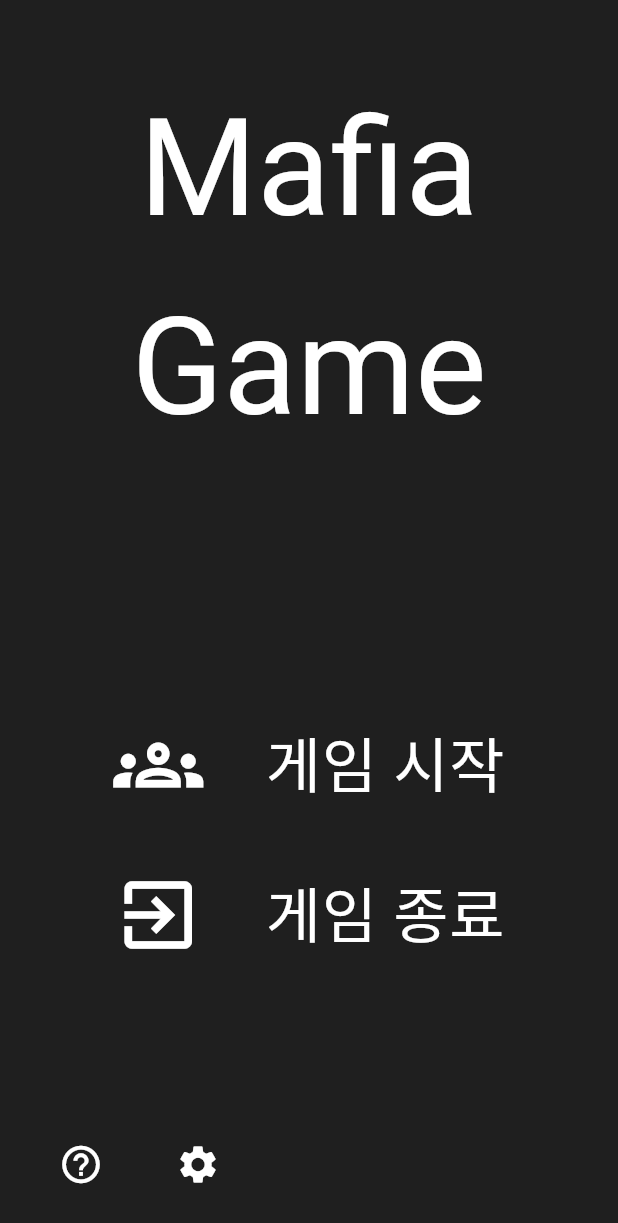
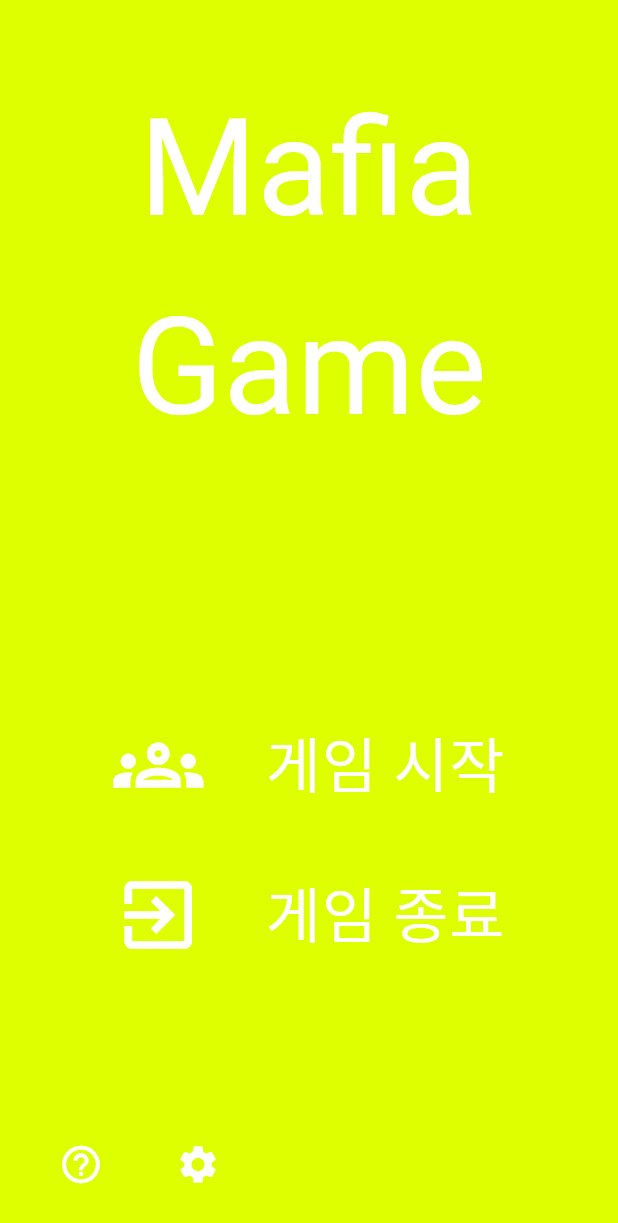
Before and after one commit to HunterYim/MafiaGame_flutter, a Flutter app: the screen it shows after launch, on a phone screen of 412 x 824 dp. Shown: the top 1223 px of the screen. Run offline on Flutter 3.47's test engine with Material 3 defaults, Android fonts, the light colour scheme and no system bars; our stand-ins replace font_awesome_flutter, google_fonts.

Commit message:
브랜치 생성 확인

```diff
--- a/lib/main.dart
+++ b/lib/main.dart
@@ -15,7 +15,7 @@ class App extends StatelessWidget {
   Widget build(BuildContext context) {
     return MaterialApp(
       theme: ThemeData(
-        scaffoldBackgroundColor: const Color(0xFF1F1F1F),
+        scaffoldBackgroundColor: const Color(0xFFDDFF00),
         cardColor: whiteColor,
         textTheme: TextTheme(
           headlineLarge: GoogleFonts.bowlbyOneSc(
```
